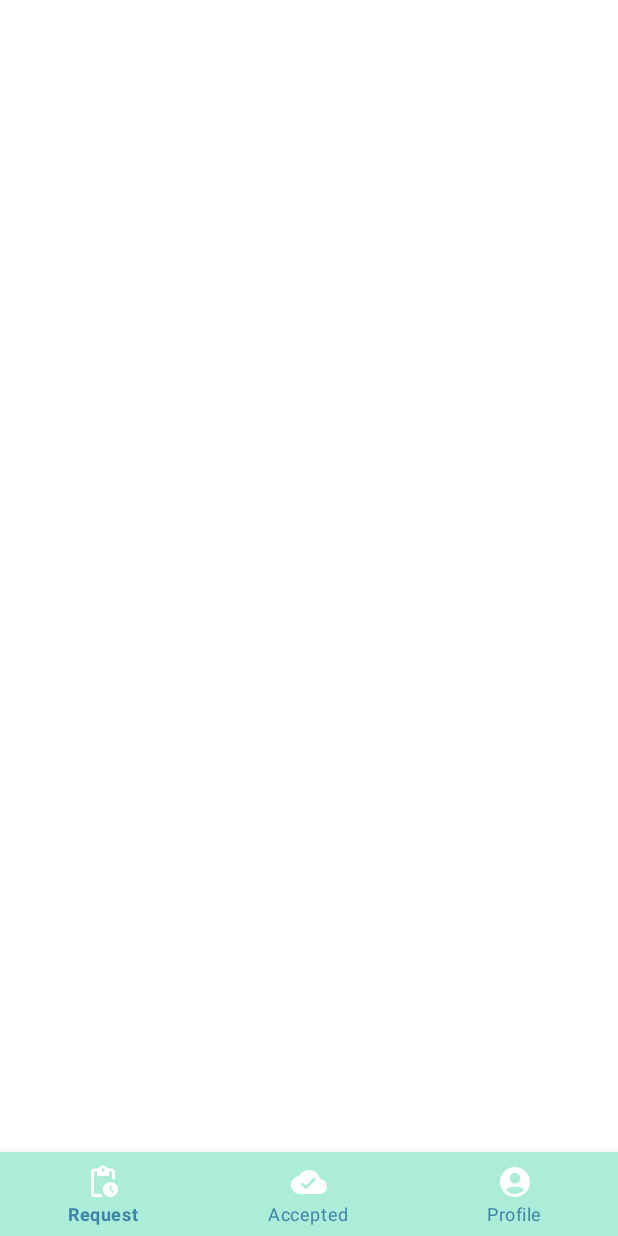
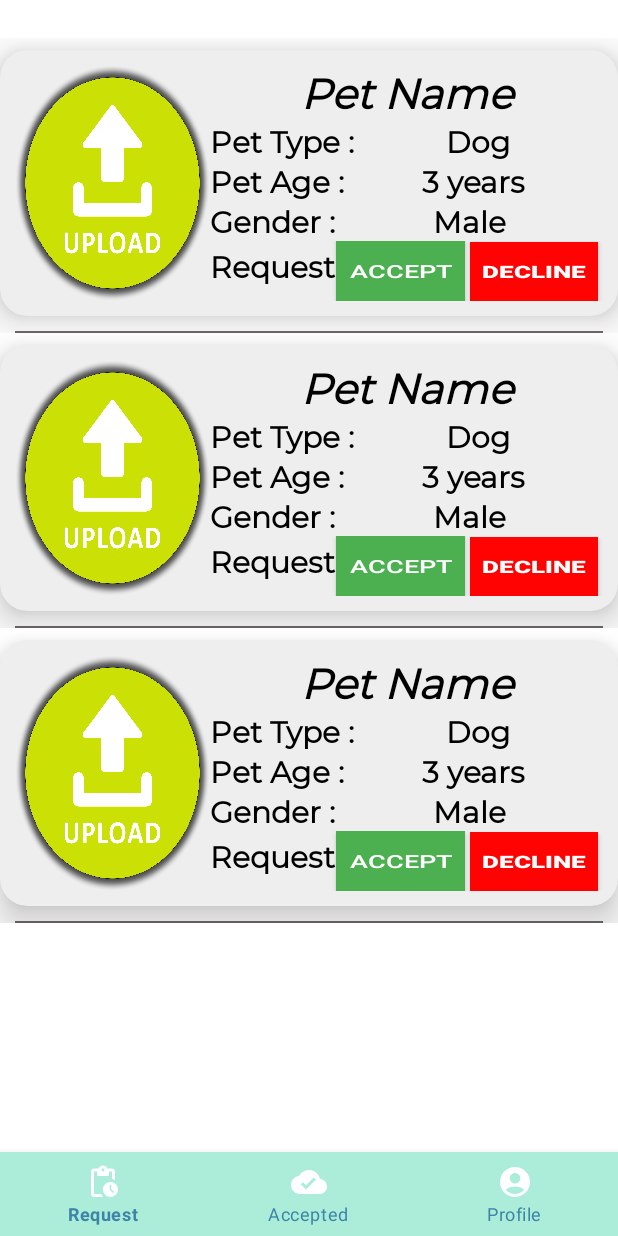
Before and after one commit to Dem0nCyborg/FurEverCare, an Android app: the layout activity_request.xml on its own in the app's theme, with its tools: preview values and no code run, on a phone screen of 412 x 824 dp. Run offline under Robolectric (Android 15) with nearby library versions, the light colour scheme and no system bars.

Commit message:
Retrive Request

```diff
--- a/app/src/main/java/com/chandan/furever_care/User/Care.kt
+++ b/app/src/main/java/com/chandan/furever_care/User/Care.kt
@@ -55,28 +55,7 @@ class Care : AppCompatActivity() {
         val adapter = ArrayAdapter<String>(this,android.R.layout.simple_list_item_1,petTypes)
         binding.acTv.setAdapter(adapter)
 
-        dbref = FirebaseDatabase.getInstance().getReference("Pets")
-        dbref.addValueEventListener(object : ValueEventListener{
-            override fun onDataChange(snapshot: DataSnapshot) {
-                if (snapshot.exists()){
-                    for (userSnapshot in snapshot.children){
-                        val pets = userSnapshot.getValue(PetData::class.java)
-                        petArrayList.add(pets!!)
-
-
-                    }
-                    petRecyclerView.adapter = PetAdapter(petArrayList)
-                }
-            }
-
-            override fun onCancelled(error: DatabaseError) {
-                TODO("Not yet implemented")
-            }
-
-        })
-
-
-
+        getPetData()
 
 
         storageRef = FirebaseStorage.getInstance()
@@ -156,6 +135,25 @@ class Care : AppCompatActivity() {
     }
 
     private fun getPetData() {
+        dbref = FirebaseDatabase.getInstance().getReference("Pets")
+        dbref.addValueEventListener(object : ValueEventListener{
+            override fun onDataChange(snapshot: DataSnapshot) {
+                if (snapshot.exists()){
+                    for (userSnapshot in snapshot.children){
+                        val pets = userSnapshot.getValue(PetData::class.java)
+                        petArrayList.add(pets!!)
+
+
+                    }
+                    petRecyclerView.adapter = PetAdapter(petArrayList)
+                }
+            }
+
+            override fun onCancelled(error: DatabaseError) {
+                TODO("Not yet implemented")
+            }
+
+        })
 
     }
 
--- a/app/src/main/java/com/chandan/furever_care/Vet/Request.kt
+++ b/app/src/main/java/com/chandan/furever_care/Vet/Request.kt
@@ -3,21 +3,43 @@ package com.chandan.furever_care.Vet
 import android.content.Intent
 import androidx.appcompat.app.AppCompatActivity
 import android.os.Bundle
+import androidx.recyclerview.widget.LinearLayoutManager
+import androidx.recyclerview.widget.RecyclerView
 import com.chandan.furever_care.R
 import com.chandan.furever_care.User.Care
 import com.chandan.furever_care.User.MainActivity
+import com.chandan.furever_care.User.PetAdapter
+import com.chandan.furever_care.User.PetData
 import com.chandan.furever_care.User.Profile
 import com.chandan.furever_care.User.Shop
 import com.chandan.furever_care.databinding.ActivityRequestBinding
+import com.google.firebase.database.DataSnapshot
+import com.google.firebase.database.DatabaseError
+import com.google.firebase.database.DatabaseReference
+import com.google.firebase.database.FirebaseDatabase
+import com.google.firebase.database.ValueEventListener
+import com.google.firebase.ktx.Firebase
+import com.google.firebase.storage.ktx.storage
 
 class Request : AppCompatActivity() {
 
     private lateinit var binding: ActivityRequestBinding
 
+    private lateinit var dbref : DatabaseReference
+    private lateinit var petRecyclerView: RecyclerView
+    private lateinit var petArrayList: ArrayList<PetData>
+    private var storageRef = Firebase.storage
+
     override fun onCreate(savedInstanceState: Bundle?) {
         super.onCreate(savedInstanceState)
         binding = ActivityRequestBinding.inflate(layoutInflater)
         setContentView(binding.root)
+
+        petRecyclerView = binding.recyclerview
+        petRecyclerView.layoutManager = LinearLayoutManager(this)
+        petRecyclerView.hasFixedSize()
+        petArrayList = arrayListOf()
+        getpetData()
 
         binding.btmNavVet.selectedItemId = R.id.Request
 
@@ -51,4 +73,28 @@ class Request : AppCompatActivity() {
         }
 
     }
+
+    private fun getpetData() {
+
+            dbref = FirebaseDatabase.getInstance().getReference("Pets")
+            dbref.addValueEventListener(object : ValueEventListener {
+                override fun onDataChange(snapshot: DataSnapshot) {
+                    if (snapshot.exists()){
+                        for (userSnapshot in snapshot.children){
+                            val pets = userSnapshot.getValue(PetData::class.java)
+                            petArrayList.add(pets!!)
+
+
+                        }
+                        petRecyclerView.adapter = RequestAdap(petArrayList)
+                    }
+                }
+
+                override fun onCancelled(error: DatabaseError) {
+                    TODO("Not yet implemented")
+                }
+
+            })
+
+    }
 }
--- /dev/null
+++ b/app/src/main/java/com/chandan/furever_care/Vet/RequestAdap.kt
@@ -0,0 +1,54 @@
+package com.chandan.furever_care.Vet
+
+import android.view.LayoutInflater
+import android.view.View
+import android.view.ViewGroup
+import android.widget.ImageView
+import android.widget.TextView
+import androidx.recyclerview.widget.RecyclerView
+import com.bumptech.glide.Glide
+import com.chandan.furever_care.R
+import com.chandan.furever_care.User.PetAdapter
+import com.chandan.furever_care.User.PetData
+
+class RequestAdap( val requestList : List<PetData>):RecyclerView.Adapter<RequestAdap.MyViewHolder>(){
+
+    class MyViewHolder(itemView: View):RecyclerView.ViewHolder(itemView){
+
+        val petImg: ImageView = itemView.findViewById(R.id.iv_petImg1)
+        val petName: TextView = itemView.findViewById(R.id.tv_petName1)
+        val petType: TextView = itemView.findViewById(R.id.tv_type1)
+        val petAge: TextView = itemView.findViewById(R.id.tv_age1)
+        val petGender: TextView = itemView.findViewById(R.id.tv_gender1)
+
+
+    }
+
+    override fun onCreateViewHolder(parent: ViewGroup, viewType: Int): MyViewHolder {
+        val itemView = LayoutInflater.from(parent.context).inflate(R.layout.request_list, parent, false)
+        return RequestAdap.MyViewHolder(itemView)
+    }
+
+
+    override fun getItemCount(): Int {
+        return requestList.size
+    }
+
+    override fun onBindViewHolder(holder: MyViewHolder, position: Int) {
+        val currentPet = requestList[position]
+
+        holder.petName.text = currentPet.petName
+        holder.petType.text = currentPet.petType
+        holder.petAge.text = currentPet.petAge
+        holder.petGender.text = currentPet.petGender
+
+
+
+        if (currentPet.uri != null) {
+            Glide.with(holder.itemView.context)
+                .load(currentPet.uri)
+                .into(holder.petImg)
+        }
+    }
+
+}
--- a/app/src/main/java/com/chandan/furever_care/Vet_login/Vet_Login.kt
+++ b/app/src/main/java/com/chandan/furever_care/Vet_login/Vet_Login.kt
@@ -54,7 +54,7 @@ class Vet_Login : AppCompatActivity() {
 
         val currentUser = firebaseAuth.currentUser
         if (currentUser != null){
-            val intent =Intent(this, Profile::class.java)
+            val intent =Intent(this, Request::class.java)
             startActivity(intent)
         }
     }
--- a/app/src/main/res/layout/activity_request.xml
+++ b/app/src/main/res/layout/activity_request.xml
@@ -5,6 +5,19 @@
     android:layout_width="match_parent"
     android:layout_height="match_parent"
     tools:context=".Vet.Request">
+
+    <androidx.recyclerview.widget.RecyclerView
+        android:id="@+id/recyclerview"
+        android:layout_width="match_parent"
+        android:layout_height="0dp"
+        android:layout_marginTop="25dp"
+        tools:listitem="@layout/request_list"
+        app:layout_constraintBottom_toTopOf="@id/btm_nav_vet"
+        app:layout_constraintEnd_toEndOf="parent"
+        app:layout_constraintStart_toStartOf="parent"
+        app:layout_constraintTop_toTopOf="parent"
+        app:layout_constraintVertical_bias="0"
+        />
 
     <com.google.android.material.bottomnavigation.BottomNavigationView
         android:id="@+id/btm_nav_vet"
--- /dev/null
+++ b/app/src/main/res/layout/request_list.xml
@@ -0,0 +1,196 @@
+<?xml version="1.0" encoding="utf-8"?>
+<androidx.constraintlayout.widget.ConstraintLayout xmlns:android="http://schemas.android.com/apk/res/android"
+    android:layout_width="match_parent"
+    android:layout_height="wrap_content"
+    xmlns:app="http://schemas.android.com/apk/res-auto"
+    xmlns:tools="http://schemas.android.com/tools">
+
+    <androidx.cardview.widget.CardView
+        android:id="@+id/card_view1"
+        android:layout_width="match_parent"
+        android:layout_height="wrap_content"
+        app:layout_constraintTop_toTopOf="parent"
+        app:layout_constraintStart_toStartOf="parent"
+        app:layout_constraintEnd_toEndOf="parent"
+        android:orientation="vertical"
+        app:cardCornerRadius="18dp"
+        app:cardElevation="15dp"
+        android:layout_marginTop="8dp"
+        android:backgroundTint="#EFEEEE"
+        >
+
+        <LinearLayout
+            android:layout_width="match_parent"
+            android:layout_height="wrap_content"
+            android:padding="10dp"
+            android:orientation="horizontal">
+
+            <ImageView
+                android:id="@+id/iv_petImg1"
+                android:layout_width="130dp"
+                android:layout_height="match_parent"
+                tools:src="@drawable/uploadyourlogo"
+                android:scaleType="fitXY"
+                />
+            <LinearLayout
+                android:layout_width="match_parent"
+                android:layout_height="wrap_content"
+                android:orientation="vertical">
+
+                <TextView
+                    android:id="@+id/tv_petName1"
+                    android:layout_width="match_parent"
+                    android:layout_height="wrap_content"
+                    android:text="Pet Name"
+                    android:textAlignment="center"
+                    android:textSize="28sp"
+                    android:textStyle="bold|italic"
+                    android:textColor="@color/black"
+                    android:fontFamily="@font/montserrat"/>
+
+                <LinearLayout
+                    android:layout_width="match_parent"
+                    android:layout_height="wrap_content"
+                    android:orientation="horizontal"
+                    >
+                    <TextView
+                        android:layout_width="wrap_content"
+                        android:layout_height="wrap_content"
+                        android:text="Pet Type :"
+                        android:textSize="20sp"
+                        android:textStyle="bold"
+                        android:textColor="@color/black"
+                        android:fontFamily="@font/montserrat"
+                        android:layout_weight="1"
+                        />
+                    <TextView
+                        android:id="@+id/tv_type1"
+                        android:layout_width="wrap_content"
+                        android:layout_height="wrap_content"
+                        android:text="Dog"
+                        android:textSize="20sp"
+                        android:textStyle="bold"
+                        android:textColor="@color/black"
+                        android:fontFamily="@font/montserrat"
+                        android:layout_weight="1"/>
+
+                </LinearLayout>
+
+                <LinearLayout
+                    android:layout_width="match_parent"
+                    android:layout_height="wrap_content"
+                    android:orientation="horizontal"
+                    >
+                    <TextView
+                        android:layout_width="wrap_content"
+                        android:layout_height="wrap_content"
+                        android:text="Pet Age :"
+                        android:textSize="20sp"
+                        android:textStyle="bold"
+                        android:textColor="@color/black"
+                        android:fontFamily="@font/montserrat"
+                        android:layout_weight="1"
+                        />
+                    <TextView
+                        android:id="@+id/tv_age1"
+                        android:layout_width="wrap_content"
+                        android:layout_height="wrap_content"
+                        android:text="3 years"
+                        android:textSize="20sp"
+                        android:textStyle="bold"
+                        android:textColor="@color/black"
+                        android:fontFamily="@font/montserrat"
+                        android:layout_weight="1"/>
+
+                </LinearLayout>
+
+                <LinearLayout
+                    android:layout_width="match_parent"
+                    android:layout_height="wrap_content"
+                    android:orientation="horizontal"
+                    >
+                    <TextView
+                        android:layout_width="wrap_content"
+                        android:layout_height="wrap_content"
+                        android:text="Gender :"
+                        android:textSize="20sp"
+                        android:textStyle="bold"
+                        android:textColor="@color/black"
+                        android:fontFamily="@font/montserrat"
+                        android:layout_weight="1"
+                        />
+                    <TextView
+                        android:id="@+id/tv_gender1"
+                        android:layout_width="wrap_content"
+                        android:layout_height="wrap_content"
+                        android:text="Male"
+                        android:textSize="20sp"
+                        android:textStyle="bold"
+                        android:textColor="@color/black"
+                        android:fontFamily="@font/montserrat"
+                        android:layout_weight="1"/>
+
+                </LinearLayout>
+
+                <LinearLayout
+                    android:layout_width="match_parent"
+                    android:layout_height="40dp"
+                    android:orientation="horizontal"
+                    >
+                    <TextView
+                        android:layout_width="wrap_content"
+                        android:layout_height="wrap_content"
+                        android:text="Request "
+                        android:textSize="20sp"
+                        android:textStyle="bold"
+                        android:textColor="@color/black"
+                        android:fontFamily="@font/montserrat"
+                        android:layout_weight="2"
+                        />
+                    <androidx.appcompat.widget.AppCompatButton
+                        android:id="@+id/btn_accept"
+                        android:layout_width="wrap_content"
+                        android:layout_height="wrap_content"
+                        android:layout_weight="1"
+                        android:layout_marginEnd="3dp"
+                        android:text="Accept"
+                        android:textSize="12dp"
+                        android:textColor="@color/white"
+                        android:background="#4CAF50"
+                        android:textScaleX="1.5"
+                        />
+                    <androidx.appcompat.widget.AppCompatButton
+                        android:id="@+id/btn_decline"
+                        android:layout_width="wrap_content"
+                        android:layout_height="wrap_content"
+                        android:layout_weight="1"
+                        android:layout_marginEnd="3dp"
+                        android:text="Decline"
+                        android:textSize="11dp"
+                        android:background="#FF0303"
+                        android:textColor="@color/white"
+                        android:textStyle="bold"
+                        android:textScaleX="1.5"
+                        />
+
+                </LinearLayout>
+
+            </LinearLayout>
+
+
+
+        </LinearLayout>
+
+
+    </androidx.cardview.widget.CardView>
+
+    <View
+        android:layout_width="match_parent"
+        android:layout_height="1dp"
+        android:layout_margin="10dp"
+        android:background="#706A6A"
+        app:layout_constraintEnd_toEndOf="parent"
+        app:layout_constraintStart_toStartOf="parent"
+        app:layout_constraintTop_toBottomOf="@+id/card_view1" />
+
+</androidx.constraintlayout.widget.ConstraintLayout>
```
